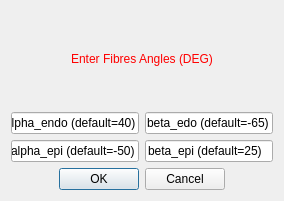
Qt form Version2.0/Plugins/kcl.cemrgapp.easi/src/internal/FibresViewUIAngles.ui (CemrgAppDevelopers/CemrgApp) before a commit.
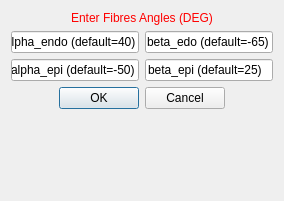
The same form after that commit.

Commit message: [FibresView] v0.3 CemrgCarpUtils functions extended. FibresView improved.

```diff
--- a/Version2.0/Plugins/kcl.cemrgapp.easi/src/internal/FibresViewUIAngles.ui
+++ b/Version2.0/Plugins/kcl.cemrgapp.easi/src/internal/FibresViewUIAngles.ui
@@ -93,6 +93,19 @@
      </property>
     </widget>
    </item>
+   <item>
+    <spacer name="verticalSpacer">
+     <property name="orientation">
+      <enum>Qt::Vertical</enum>
+     </property>
+     <property name="sizeHint" stdset="0">
+      <size>
+       <width>20</width>
+       <height>40</height>
+      </size>
+     </property>
+    </spacer>
+   </item>
    <item>
     <spacer name="spacer">
      <property name="orientation">
```
The commit also changes 9 other files.
